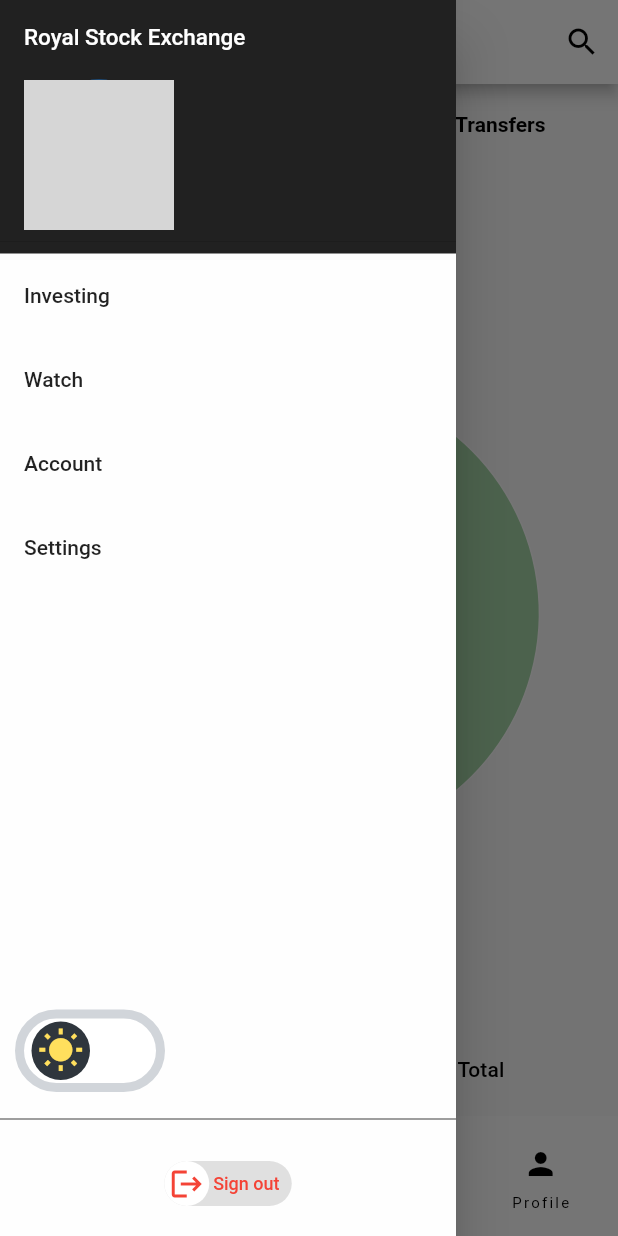
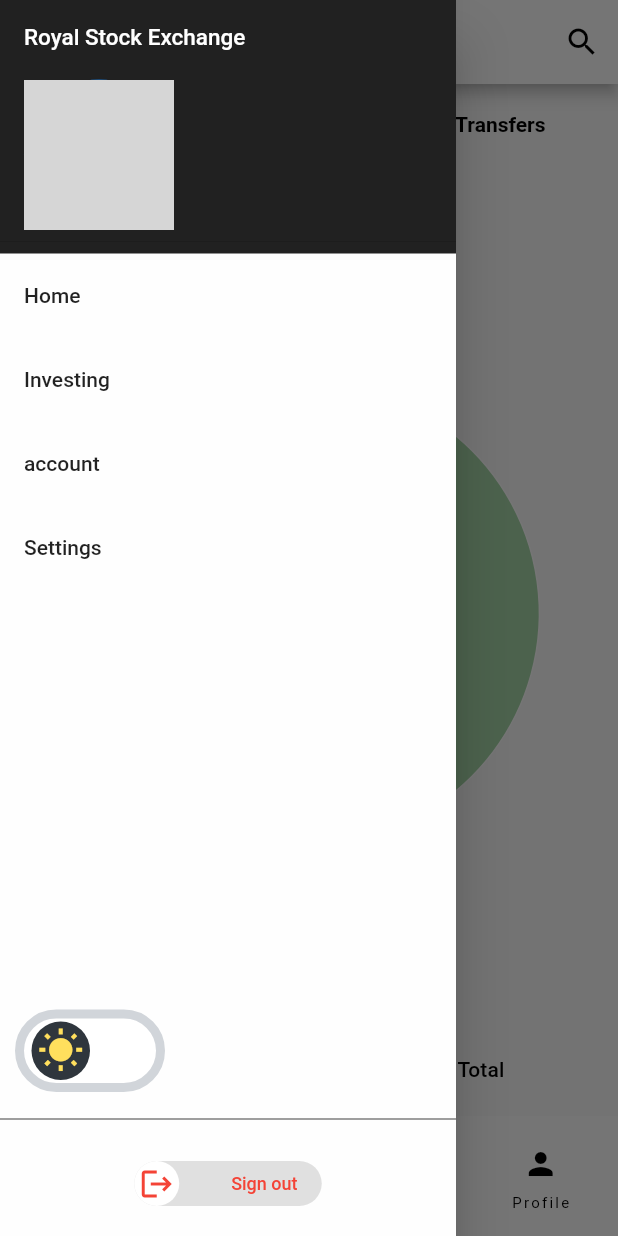
Before and after one commit to PrimeTimeTran/f-RSE, a Flutter app: the screen it shows after launch, item 2 of the bottom bar chosen, in the side drawer, after a tap on "Investing", on a phone screen of 412 x 824 dp. Run offline on Flutter 3.47's test engine with Material 2 defaults, Android fonts, the phone set to English and light mode, and no system bars; drawn by our look-alikes of flutter_switch, slider_button; our stand-ins replace animated_flip_counter, bloc, equatable, faker, firebase_analytics, firebase_core and 9 more; accounts and stored records are empty; generated files the repository leaves out were written again; network calls fail; grey boxes are pictures that could not be loaded.

Commit message:
Add l10n

```diff
--- a/lib/presentation/navigation/drawer.dart
+++ b/lib/presentation/navigation/drawer.dart
@@ -1,10 +1,9 @@
 import 'package:flutter/material.dart';
+import 'package:rse/all.dart';
 import 'package:slider_button/slider_button.dart';
 
 // ignore: depend_on_referenced_packages
 import 'package:provider/provider.dart';
-
-import 'package:rse/presentation/all.dart';
 
 class MyDrawer extends StatefulWidget {
   const MyDrawer({super.key});
@@ -63,11 +62,11 @@ class DrawerState extends State<MyDrawer> {
                     Column(
                       children: [
                         ListTile(
-                          title: const Text('Investing'),
+                          title: Text(context.l.home),
                           onTap: () {},
                         ),
                         ListTile(
-                          title: const Text('Watch'),
+                          title: Text(context.l.investing),
                           onTap: () {},
                         ),
                       ],
@@ -75,11 +74,11 @@ class DrawerState extends State<MyDrawer> {
                     Column(
                       children: [
                         ListTile(
-                          title: const Text('Account'),
+                          title: Text(context.l.account),
                           onTap: () {},
                         ),
                         ListTile(
-                          title: const Text('Settings'),
+                          title: Text(context.l.settings),
                           onTap: () {},
                         ),
                       ],
@@ -122,7 +121,7 @@ class DrawerState extends State<MyDrawer> {
                     ),
                     child: Center(
                       child: SliderButton(
-                        width: 85,
+                        width: 125,
                         height: 30,
                         shimmer: false,
                         buttonSize: 30,
@@ -130,9 +129,9 @@ class DrawerState extends State<MyDrawer> {
                         action: () {
                           Navigator.of(context).pop();
                         },
-                        label: const Text(
-                          "Sign out",
-                          style: TextStyle(
+                        label: Text(
+                          context.l.sign_out,
+                          style: const TextStyle(
                             fontSize: 12,
                             color: Colors.red,
                             fontWeight: FontWeight.w500,
--- a/lib/presentation/screens/investing_summary_screen.dart
+++ b/lib/presentation/screens/investing_summary_screen.dart
@@ -7,7 +7,8 @@ import 'package:rse/all.dart';
 class InvestingSummaryScreen extends StatefulWidget {
   final String title;
 
-  const InvestingSummaryScreen({Key? key, required this.title}) : super(key: key);
+  const InvestingSummaryScreen({Key? key, required this.title})
+      : super(key: key);
 
   @override
   InvestingSummaryScreenState createState() => InvestingSummaryScreenState();
@@ -15,7 +16,6 @@ class InvestingSummaryScreen extends StatefulWidget {
 
 class InvestingSummaryScreenState extends State<InvestingSummaryScreen>
     with SingleTickerProviderStateMixin {
-
   @override
   void initState() {
     super.initState();
@@ -30,7 +30,7 @@ class InvestingSummaryScreenState extends State<InvestingSummaryScreen>
     );
   }
 
-  SingleChildScrollView buildSingleChildScrollView() {
+  SingleChildScrollView buildSingleChildScrollView(BuildContext context) {
     return SingleChildScrollView(
       child: Column(
         children: [
@@ -43,15 +43,13 @@ class InvestingSummaryScreenState extends State<InvestingSummaryScreen>
                 return Column(
                   children: [
                     InvestmentGroup(
-                      title: 'Stocks',
-                      num: p.stocks != null ? p.stocks!.length : 0,
-                      securities: p.stocks != null ? p.stocks! : []
-                    ),
+                        title: context.l.stocks,
+                        num: p.stocks != null ? p.stocks!.length : 0,
+                        securities: p.stocks != null ? p.stocks! : []),
                     InvestmentGroup(
-                      title: 'Cryptos',
-                      num: p.cryptos != null ? p.cryptos!.length : 0,
-                      securities: p.cryptos != null ? p.cryptos! : []
-                    ),
+                        title: context.l.crypto,
+                        num: p.cryptos != null ? p.cryptos!.length : 0,
+                        securities: p.cryptos != null ? p.cryptos! : []),
                   ],
                 );
               } else if (state is PortfolioError) {
@@ -71,7 +69,8 @@ class InvestingSummaryScreenState extends State<InvestingSummaryScreen>
       ),
     );
   }
-  Widget _buildTabContainer(context) {
+
+  Widget _buildTabContainer(BuildContext context) {
     final color = T(context, 'primary');
     final unselectedColor = T(context, 'inversePrimary');
 
@@ -98,36 +97,20 @@ class InvestingSummaryScreenState extends State<InvestingSummaryScreen>
               fontSize: getTextSize(),
               fontWeight: FontWeight.w600,
             ),
-            tabs: const [
-              Tab(text: 'Investing'),
-              Tab(text: 'Spending'),
-              Tab(text: 'Crypto'),
-              Tab(text: 'Transfers'),
-              // Tab(text: 'Recurring'),
-              // Tab(text: 'Stock Lending'),
-              // Tab(text: 'Margin Investing'),
-              // Tab(text: 'Reports & Statements'),
-              // Tab(text: 'Tax Center'),
-              // Tab(text: 'History'),
-              // Tab(text: 'Settings'),
-              // Tab(text: 'Help'),
+            tabs: [
+              Tab(text: context.l.investing),
+              Tab(text: context.l.spending),
+              Tab(text: context.l.crypto),
+              Tab(text: context.l.transfers),
             ],
           ),
           Expanded(
             child: TabBarView(
               children: [
-                buildSingleChildScrollView(),
-                const Text('Spending'),
-                const Text('Crypto'),
-                const Text('Transfers'),
-                // const Text('Recurring'),
-                // const Text('Stock Lending'),
-                // const Text('Margin Investing'),
-                // const Text('Reports & Statements'),
-                // const Text('Tax Center'),
-                // const Text('History'),
-                // const Text('Settings'),
-                // const Text('Help'),
+                buildSingleChildScrollView(context),
+                Text(context.l.spending),
+                Text(context.l.investing),
+                Text(context.l.transfers),
               ],
             ),
           ),
--- a/lib/presentation/widgets/app_bar_with_search.dart
+++ b/lib/presentation/widgets/app_bar_with_search.dart
@@ -56,19 +56,18 @@ class _AppBarWithSearchState extends State<AppBarWithSearch> {
     );
   }
 
-  _buildTitle(context) {
-    return _isSearching ? _buildSearchField() : _buildTitleHelper(context);
+  _buildTitle(BuildContext context) {
+    return _isSearching ? _buildSearchField(context) : _buildTitleHelper(context);
   }
 
-  Widget _buildSearchField() {
+  Widget _buildSearchField(BuildContext c) {
     return TextField(
       focusNode: myFocusNode,
       controller: _searchQueryController,
       autofocus: true,
-      decoration: const InputDecoration(
-        hintText: "Search Assets...",
+      decoration: InputDecoration(
+        hintText: c.l.search_assets,
         border: InputBorder.none,
-        hintStyle: TextStyle(),
       ),
       style: const TextStyle(fontSize: 16.0),
       onChanged: (query) => updateSearchQuery(query),
--- a/lib/presentation/widgets/asset_activity_history.dart
+++ b/lib/presentation/widgets/asset_activity_history.dart
@@ -11,7 +11,7 @@ class AssetActivityHistory extends StatelessWidget {
     return Column(
       crossAxisAlignment: CrossAxisAlignment.start,
       children: [
-        const Text('History', style: TextStyle(fontSize: 20, fontWeight: FontWeight.bold)),
+        Text(context.l.history, style: const TextStyle(fontSize: 20, fontWeight: FontWeight.bold)),
         const Divider(),
         SizedBox(
           height: 100,
--- a/lib/presentation/widgets/chart_header.dart
+++ b/lib/presentation/widgets/chart_header.dart
@@ -20,9 +20,10 @@ class ChartHeader extends StatelessWidget {
               if (state is ChartFocusSuccess) {
                 final startValue = state.chart.startValue;
                 final focusedValue = state.chart.focusedValue;
+                final title = state.chart.sym == "Investing" ? context.l.investing : state.chart.sym;
                 return ChartHeaderDetails(
                   hovering: true,
-                  title: state.chart.sym,
+                  title: title,
                   startValue: startValue,
                   focusValue: focusedValue,
                   gain: calculatePercentageChange(focusedValue, startValue),
--- a/lib/presentation/widgets/chart_header_details.dart
+++ b/lib/presentation/widgets/chart_header_details.dart
@@ -21,24 +21,24 @@ class ChartHeaderDetails extends StatelessWidget {
     required this.startValue,
   });
 
-  getPrompt(p) {
+  getPrompt(p, BuildContext context) {
     switch (p) {
       case 'live':
-        return 'Past Hour';
+        return context.l.live;
       case '1d':
-        return 'Today';
+        return context.l.today;
       case '1w':
-        return 'Past Week';
+        return context.l.past_week;
       case '1m':
-        return 'Past Month';
+        return context.l.past_month;
       case '3m':
-        return '3 Months';
+        return context.l.past_three_months;
       case 'ytd':
-        return 'This Year';
+        return context.l.ytd;
       case '1y':
-        return 'Past Year';
+        return context.l.past_year;
       default:
-        return 'All Time';
+        return context.l.all_time;
     }
   }
 
@@ -55,7 +55,7 @@ class ChartHeaderDetails extends StatelessWidget {
     final portfolioBloc = BlocProvider.of<PortfolioBloc>(context);
     final assetBloc = BlocProvider.of<AssetBloc>(context);
     var prompt = isHome ? portfolioBloc.portfolio.period : assetBloc.period;
-    prompt = getPrompt(prompt);
+    prompt = getPrompt(prompt, context);
 
     final gained = getChangePercent(focusValue, startValue) >= 0;
     return Row(
--- a/lib/presentation/widgets/watch_item.dart
+++ b/lib/presentation/widgets/watch_item.dart
@@ -82,7 +82,7 @@ class WatchItemState extends State<WatchItem> {
             child: Row(
               children: [
                 Expanded(
-                  flex: 1,
+                  flex: 2,
                   child: Column(
                     mainAxisAlignment: MainAxisAlignment.center,
                     crossAxisAlignment: CrossAxisAlignment.start,
@@ -109,7 +109,7 @@ class WatchItemState extends State<WatchItem> {
                   ),
                 ),
                 Expanded(
-                  flex: 2,
+                  flex: 3,
                   child: Column(
                     mainAxisAlignment: MainAxisAlignment.center,
                     children: [
@@ -118,7 +118,7 @@ class WatchItemState extends State<WatchItem> {
                   ),
                 ),
                 Expanded(
-                  flex: 1,
+                  flex: 2,
                   child: Column(
                     crossAxisAlignment: CrossAxisAlignment.end,
                     mainAxisAlignment: MainAxisAlignment.center,
@@ -140,7 +140,11 @@ class WatchItemState extends State<WatchItem> {
                             ),
                           ),
                         ),
-                        child: Text(formatMoney(item.price.toString())),
+                        child: Text(
+                          formatMoney(
+                            item.price.toString(),
+                          ),
+                        ),
                       ),
                     ],
                   ),
```
Also changed, not shown: lib/l10n/app_en.arb (+67 -1 lines), lib/l10n/app_es.arb (+1 -19 lines), lib/l10n/app_vi.arb (+1 -19 lines), lib/presentation/screens/notifications_screen.dart (+5 -6 lines), lib/presentation/screens/profile_screen.dart (+19 -18 lines), lib/presentation/widgets/about.dart (+11 -11 lines), lib/presentation/widgets/alert_icon.dart (+6 -5 lines), lib/presentation/widgets/asset_overview.dart (+5 -9 lines), lib/presentation/widgets/key_statistics.dart (+15 -15 lines), lib/presentation/widgets/upcoming_activity.dart (+6 -8 lines), lib/presentation/widgets/your_position.dart (+37 -12 lines), 1 other file.
